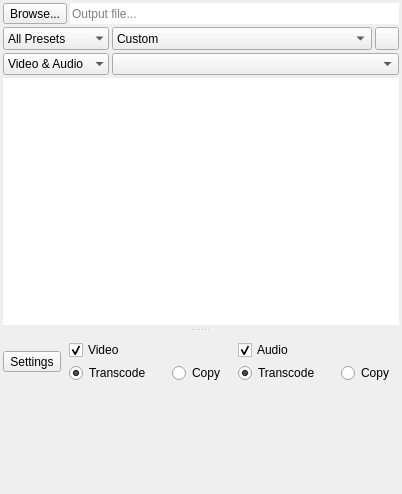
Before: the Qt Designer form src/UI/outputwidget.ui in RxLaboratory/DuME, drawn with Qt 5.
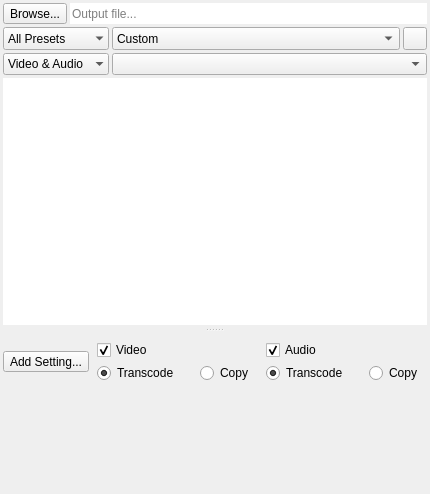
After: the same form once the commit is applied. Icons and pictures are not drawn. Custom widgets are drawn as their Qt base class.

The edit to the form file:
```diff
--- a/src/UI/outputwidget.ui
+++ b/src/UI/outputwidget.ui
@@ -312,7 +312,7 @@
             </sizepolicy>
            </property>
            <property name="text">
-            <string>Settings</string>
+            <string>Add Setting...</string>
            </property>
            <property name="icon">
             <iconset resource="../resources.qrc">
@@ -500,7 +500,7 @@
             <x>0</x>
             <y>0</y>
             <width>391</width>
-            <height>96</height>
+            <height>92</height>
            </rect>
           </property>
           <layout class="QVBoxLayout" name="verticalLayout" stretch="0,1">
```
